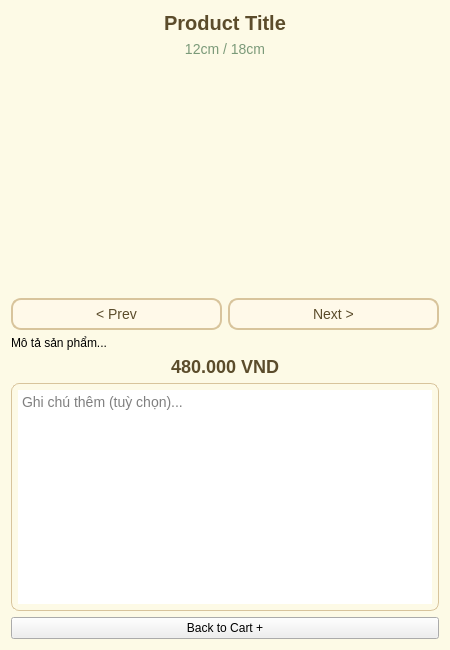
duckbumbum301/FinalProject, file Ui/product_detail_with_slider.ui: the form before one commit.
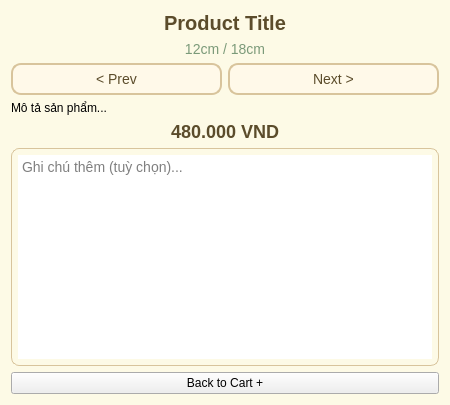
The form after the commit.

Commit message: da them func cho button InvoiceReporting o WareHouse; xoa label image; insert icon meo cho button o Checkout, SelfOrder

Patch:
```diff
--- a/Ui/product_detail_with_slider.ui
+++ b/Ui/product_detail_with_slider.ui
@@ -7,7 +7,7 @@
     <x>0</x>
     <y>0</y>
     <width>450</width>
-    <height>650</height>
+    <height>405</height>
    </rect>
   </property>
   <property name="windowTitle">
@@ -74,24 +74,6 @@
      </property>
     </widget>
    </item>
-   <item>
-    <widget class="QStackedWidget" name="stack_images">
-     <widget class="QWidget" name="page_0">
-      <layout class="QVBoxLayout" name="layout_image_0">
-       <item>
-        <widget class="QLabel" name="label_image">
-         <property name="text">
-          <string/>
-         </property>
-         <property name="alignment">
-          <set>Qt::AlignCenter</set>
-         </property>
-        </widget>
-       </item>
-      </layout>
-     </widget>
-    </widget>
-   </item>
    <item>
     <layout class="QHBoxLayout" name="layout_slider_btn">
      <item>
```
The commit also changes 13 other files.
